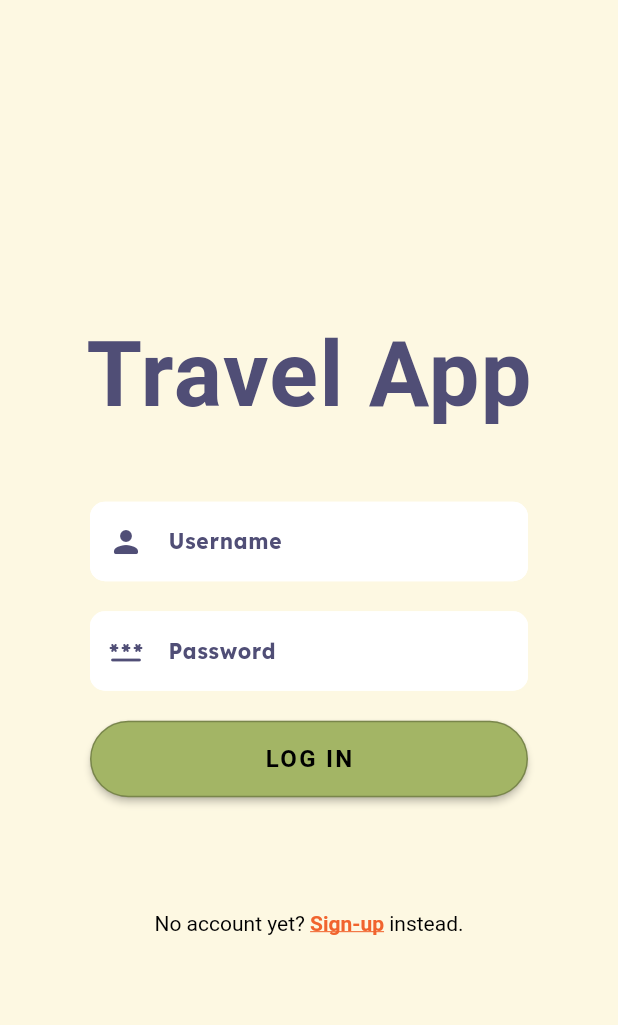
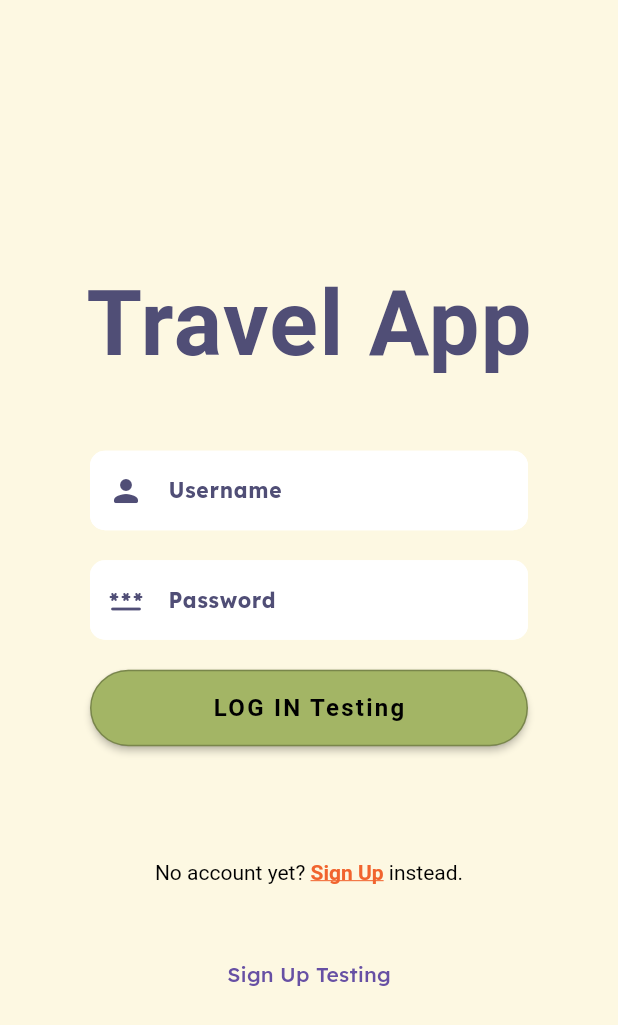
Before and after one commit to jpcabatingan/HaoFar_TravelApp, a Flutter app: the SignIn screen opened directly, on a phone screen of 412 x 824 dp. Shown: the top 1025 px of the screen. Run offline on Flutter 3.47's test engine with Material 3 defaults, Android fonts, the phone set to English and light mode, and no system bars; our stand-ins replace cloud_firestore, firebase_auth, firebase_core, google_fonts; accounts and stored records are empty; generated files the repository leaves out were written again; Roboto replaces fonts that are missing (Boogaloo).

```diff
--- a/project/lib/navigations/homepage_navigation.dart
+++ b/project/lib/navigations/homepage_navigation.dart
@@ -1,8 +1,8 @@
 import 'package:flutter/material.dart';
+import 'package:project/screens/home_page.dart';
 
-import 'package:project/screens/homepage/homepage.dart';
-import 'package:project/screens/profile/profile.dart';
-import 'package:project/screens/friends/friends.dart';
+import 'package:project/screens/maryz/profile/profile.dart';
+import 'package:project/screens/maryz/friends/friends.dart';
 
 class HomepageNavigator extends StatefulWidget {
   const HomepageNavigator({super.key});
--- a/project/lib/screens/home_page.dart
+++ b/project/lib/screens/home_page.dart
@@ -1,7 +1,8 @@
 import 'package:flutter/material.dart';
 import 'package:project/providers/auth_provider.dart';
-import 'package:project/screens/signin_page.dart';
+import 'package:project/screens/les/signin_page.dart';
 import 'package:project/screens/travel_list_page.dart';
+// import 'package:project/screens/sign_in.dart';
 import 'package:provider/provider.dart';
 
 class Homepage extends StatefulWidget {
--- a/project/lib/screens/signin_page.dart
+++ b/project/lib/screens/les/signin_page.dart
@@ -61,7 +61,7 @@ class _SignInPageState extends State<SignInPage> {
       onPressed: () {
         if (formkey.currentState!.validate()) {
           // Perform sign-in action
-          Navigator.pushNamed(context, '/home');
+          Navigator.pushNamed(context, '/homepage');
         }
       },
       child: const Text('Sign In'),
--- a/project/lib/screens/homepage/homepage.dart
+++ b/project/lib/screens/maryz/homepage/homepage.dart
@@ -25,9 +25,7 @@ class _HomepageState extends State<Homepage> {
 
   @override
   Widget build(BuildContext context) {
-    return Scaffold(
-      backgroundColor: Colors.white,
-      body: _createBody(context));
+    return Scaffold(backgroundColor: Colors.white, body: _createBody(context));
   }
 
   Widget _createBody(BuildContext context) {
--- a/project/lib/screens/sign_in.dart
+++ b/project/lib/screens/sign_in.dart
@@ -2,6 +2,8 @@
 import 'package:flutter/material.dart';
 import 'package:google_fonts/google_fonts.dart';
 import 'package:flutter/gestures.dart';
+import 'package:project/providers/auth_provider.dart';
+import 'package:provider/provider.dart';
 // import 'package:provider/provider.dart';
 // import 'package:my_app/providers/auth_provider.dart' as authprov;
 
@@ -84,12 +86,14 @@ class _SignInState extends State<SignIn> {
                   style: TextStyle(color: Colors.black),
                   children: <TextSpan>[
                     TextSpan(text: 'No account yet? '),
-                    _createHyperlink('Sign-up'),
+                    _createHyperlink('Sign Up'),
                     TextSpan(text: ' instead.'),
                   ],
                 ),
               ),
             ),
+
+            _createSignUpButton(),
           ],
         ),
       ),
@@ -106,7 +110,7 @@ class _SignInState extends State<SignIn> {
       ),
       recognizer:
           TapGestureRecognizer()
-            ..onTap = () async {
+            ..onTap = () {
               Navigator.pushNamed(context, '/signUp');
             },
     );
@@ -162,11 +166,24 @@ class _SignInState extends State<SignIn> {
           ),
           elevation: 2,
         ),
-        onPressed: () {
-          print("Log In button pressed");
+        onPressed: () async {
+          await context.read<AuthProvider>().signIn(username, password);
+          print("User signed in: $username");
+
+          Navigator.pushNamed(context, '/homepage');
         },
-        child: const Text("LOG IN"),
+        child: const Text("LOG IN Testing"),
       ),
     );
   }
+
+  Widget _createSignUpButton() {
+    return TextButton(
+      onPressed: () {
+        // Navigate to sign-up page
+        Navigator.pushNamed(context, '/signUp');
+      },
+      child: const Text('Sign Up Testing'),
+    );
+  }
 }
```
Also changed, not shown: project/lib/main.dart (+27 -33 lines), project/lib/navigations/friends_navigation.dart (+5 -4 lines), project/lib/navigations/profile_navigation.dart (+5 -4 lines), project/lib/providers/auth_provider.dart (+2 -6 lines), project/lib/screens/sign_up.dart (+15 -4 lines), project/lib/screens/travel_list_page.dart (+10 -0 lines), project/lib/screens/les/interest_page.dart (added), project/lib/screens/les/travel_style_page.dart (added), project/lib/screens/maryz/friends/friends.dart (renamed from project/lib/screens/friends/friends.dart), project/lib/screens/maryz/profile/profile.dart (renamed from project/lib/screens/profile/profile.dart), project/lib/screens/maryz/sign_up_interests.dart (renamed from project/lib/screens/sign_up_interests.dart), project/lib/screens/maryz/sign_up_travel_styles.dart (renamed from project/lib/screens/sign_up_travel_styles.dart).
